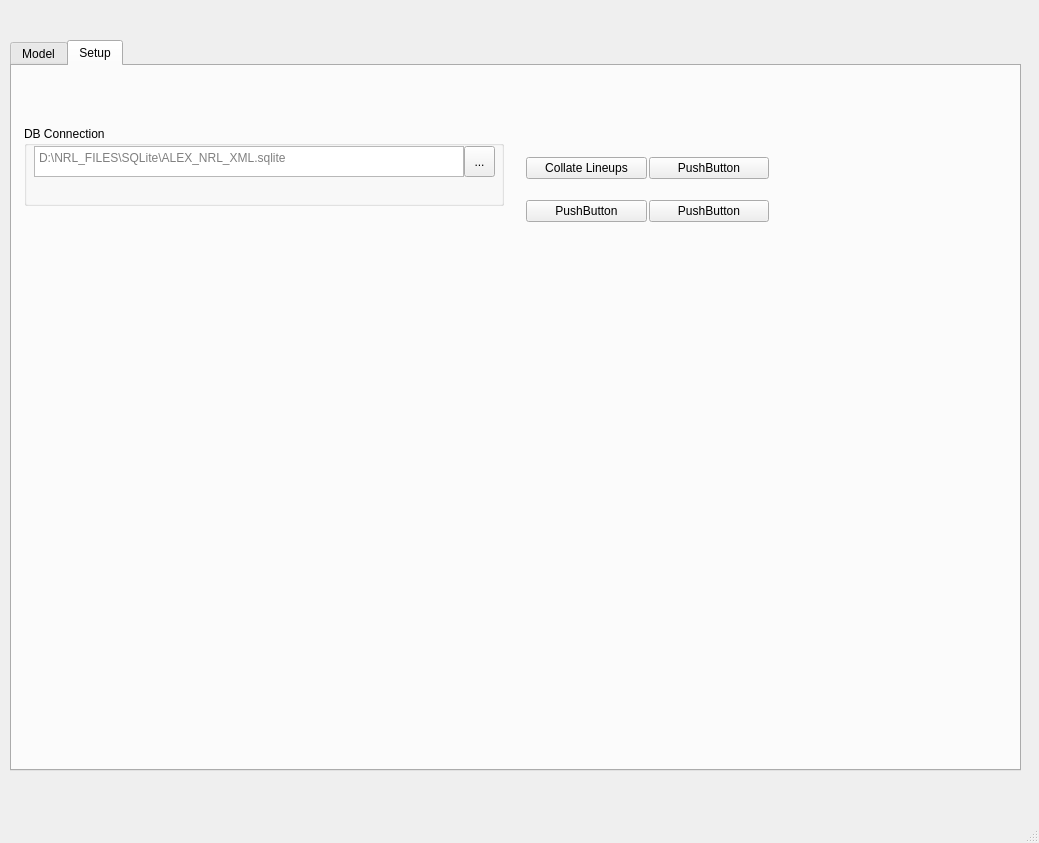
Before: the Qt Designer form MainWindow.ui in Three14159/QT_Modeller, drawn with Qt 5.
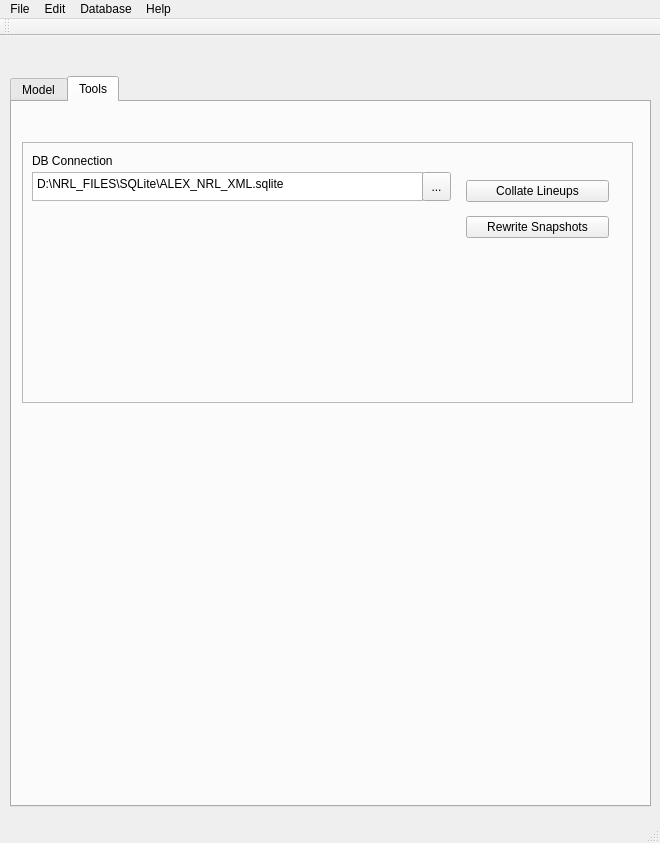
After: the same form once the commit is applied. Icons and pictures are not drawn.

The edit to the form file:
```diff
--- a/MainWindow.ui
+++ b/MainWindow.ui
@@ -6,10 +6,28 @@
    <rect>
     <x>0</x>
     <y>0</y>
-    <width>1039</width>
+    <width>660</width>
     <height>843</height>
    </rect>
   </property>
+  <property name="sizePolicy">
+   <sizepolicy hsizetype="Preferred" vsizetype="Preferred">
+    <horstretch>0</horstretch>
+    <verstretch>0</verstretch>
+   </sizepolicy>
+  </property>
+  <property name="minimumSize">
+   <size>
+    <width>0</width>
+    <height>0</height>
+   </size>
+  </property>
+  <property name="maximumSize">
+   <size>
+    <width>743</width>
+    <height>843</height>
+   </size>
+  </property>
   <property name="windowTitle">
    <string/>
   </property>
@@ -22,13 +40,19 @@
      <rect>
       <x>10</x>
       <y>40</y>
-      <width>1011</width>
+      <width>641</width>
       <height>731</height>
      </rect>
     </property>
     <layout class="QVBoxLayout" name="verticalLayout">
      <item>
       <widget class="QTabWidget" name="tabWidget">
+       <property name="sizePolicy">
+        <sizepolicy hsizetype="Preferred" vsizetype="Preferred">
+         <horstretch>0</horstretch>
+         <verstretch>0</verstretch>
+        </sizepolicy>
+       </property>
        <property name="currentIndex">
         <number>1</number>
        </property>
@@ -128,111 +152,127 @@
          </widget>
         </widget>
        </widget>
-       <widget class="QWidget" name="widget">
+       <widget class="QWidget" name="ModelToolsPage">
         <attribute name="title">
-         <string>Setup</string>
+         <string>Tools</string>
         </attribute>
-        <widget class="QGroupBox" name="DBConnectionGrp">
+        <widget class="QWidget" name="verticalLayoutWidget_3">
          <property name="geometry">
           <rect>
-           <x>12</x>
-           <y>60</y>
-           <width>480</width>
-           <height>80</height>
+           <x>9</x>
+           <y>39</y>
+           <width>2</width>
+           <height>2</height>
           </rect>
          </property>
-         <property name="title">
-          <string>DB Connection </string>
+         <layout class="QVBoxLayout" name="verticalLayout_3"/>
+        </widget>
+        <widget class="QFrame" name="DBFrame">
+         <property name="geometry">
+          <rect>
+           <x>10</x>
+           <y>40</y>
+           <width>611</width>
+           <height>261</height>
+          </rect>
          </property>
-         <property name="flat">
-          <bool>true</bool>
+         <property name="frameShape">
+          <enum>QFrame::StyledPanel</enum>
          </property>
+         <property name="frameShadow">
+          <enum>QFrame::Raised</enum>
+         </property>
+         <widget class="QPlainTextEdit" name="DBConnectionTextEdit">
+          <property name="geometry">
+           <rect>
+            <x>10</x>
+            <y>30</y>
+            <width>391</width>
+            <height>29</height>
+           </rect>
+          </property>
+          <property name="plainText">
+           <string>D:\NRL_FILES\SQLite\ALEX_NRL_XML.sqlite</string>
+          </property>
+          <property name="placeholderText">
+           <string>D:\\NRL_FILES\\SQLite\\ALEX_NRL_XML.sqlite</string>
+          </property>
+         </widget>
+         <widget class="QLabel" name="DBConnLbl">
+          <property name="geometry">
+           <rect>
+            <x>10</x>
+            <y>10</y>
+            <width>92</width>
+            <height>17</height>
+           </rect>
+          </property>
+          <property name="text">
+           <string>DB Connection</string>
+          </property>
+          <property name="buddy">
+           <cstring>DBConnectionTextEdit</cstring>
+          </property>
+         </widget>
          <widget class="QToolButton" name="FindDBConnectionBtn">
           <property name="geometry">
            <rect>
+            <x>400</x>
+            <y>30</y>
+            <width>29</width>
+            <height>29</height>
+           </rect>
+          </property>
+          <property name="text">
+           <string>...</string>
+          </property>
+          <property name="icon">
+           <iconset>
+            <normalon>D:/icon_library/softicons/16x16-free-application-icons-by-aha-soft/ico/Find.ico</normalon>
+           </iconset>
+          </property>
+         </widget>
+         <widget class="QWidget" name="verticalLayoutWidget_2">
+          <property name="geometry">
+           <rect>
             <x>440</x>
-            <y>20</y>
-            <width>31</width>
-            <height>31</height>
+            <y>30</y>
+            <width>151</width>
+            <height>76</height>
            </rect>
           </property>
-          <property name="text">
-           <string>...</string>
-          </property>
-          <property name="icon">
-           <iconset>
-            <normalon>D:/icon_library/softicons/16x16-free-application-icons-by-aha-soft/ico/Find.ico</normalon>
-           </iconset>
-          </property>
+          <layout class="QVBoxLayout" name="verticalLayout_2">
+           <property name="spacing">
+            <number>10</number>
+           </property>
+           <property name="leftMargin">
+            <number>4</number>
+           </property>
+           <property name="topMargin">
+            <number>4</number>
+           </property>
+           <property name="rightMargin">
+            <number>4</number>
+           </property>
+           <property name="bottomMargin">
+            <number>4</number>
+           </property>
+           <item>
+            <widget class="QPushButton" name="CollateLineupsBtn">
+             <property name="text">
+              <string>Collate Lineups</string>
+             </property>
+            </widget>
+           </item>
+           <item>
+            <widget class="QPushButton" name="RewriteSnapshotsBtn">
+             <property name="text">
+              <string>Rewrite Snapshots</string>
+             </property>
+            </widget>
+           </item>
+          </layout>
          </widget>
-         <widget class="QTextEdit" name="DBConnectionEdit">
-          <property name="geometry">
-           <rect>
-            <x>10</x>
-            <y>20</y>
-            <width>430</width>
-            <height>31</height>
-           </rect>
-          </property>
-          <property name="placeholderText">
-           <string>D:\NRL_FILES\SQLite\ALEX_NRL_XML.sqlite</string>
-          </property>
-         </widget>
-        </widget>
-        <widget class="QWidget" name="gridLayoutWidget">
-         <property name="geometry">
-          <rect>
-           <x>510</x>
-           <y>70</y>
-           <width>251</width>
-           <height>111</height>
-          </rect>
-         </property>
-         <layout class="QGridLayout" name="gridLayout">
-          <property name="leftMargin">
-           <number>4</number>
-          </property>
-          <property name="topMargin">
-           <number>2</number>
-          </property>
-          <property name="rightMargin">
-           <number>4</number>
-          </property>
-          <property name="bottomMargin">
-           <number>4</number>
-          </property>
-          <property name="spacing">
-           <number>2</number>
-          </property>
-          <item row="0" column="1">
-           <widget class="QPushButton" name="pushButton_4">
-            <property name="text">
-             <string>PushButton</string>
-            </property>
-           </widget>
-          </item>
-          <item row="3" column="1">
-           <widget class="QPushButton" name="pushButton_5">
-            <property name="text">
-             <string>PushButton</string>
-            </property>
-           </widget>
-          </item>
-          <item row="3" column="0">
-           <widget class="QPushButton" name="pushButton">
-            <property name="text">
-             <string>PushButton</string>
-            </property>
-           </widget>
-          </item>
-          <item row="0" column="0">
-           <widget class="QPushButton" name="CollateLineupsBtn">
-            <property name="text">
-             <string>Collate Lineups</string>
-            </property>
-           </widget>
-          </item>
-         </layout>
         </widget>
        </widget>
       </widget>
@@ -245,12 +285,53 @@
     <rect>
      <x>0</x>
      <y>0</y>
-     <width>1039</width>
+     <width>660</width>
      <height>27</height>
     </rect>
    </property>
+   <widget class="QMenu" name="menuFile">
+    <property name="title">
+     <string>File</string>
+    </property>
+   </widget>
+   <widget class="QMenu" name="menuEdit">
+    <property name="title">
+     <string>Edit</string>
+    </property>
+    <addaction name="actionCut_2"/>
+    <addaction name="actionCopy_2"/>
+    <addaction name="actionPaste_2"/>
+    <addaction name="separator"/>
+   </widget>
+   <widget class="QMenu" name="menuDatabase">
+    <property name="title">
+     <string>Database</string>
+    </property>
+    <addaction name="actionVacuum"/>
+   </widget>
+   <widget class="QMenu" name="menuHelp">
+    <property name="title">
+     <string>Help</string>
+    </property>
+    <addaction name="actionAbout_2"/>
+   </widget>
+   <addaction name="menuFile"/>
+   <addaction name="menuEdit"/>
+   <addaction name="menuDatabase"/>
+   <addaction name="menuHelp"/>
   </widget>
   <widget class="QStatusBar" name="statusbar"/>
+  <widget class="QToolBar" name="toolBar">
+   <property name="windowTitle">
+    <string>toolBar</string>
+   </property>
+   <attribute name="toolBarArea">
+    <enum>TopToolBarArea</enum>
+   </attribute>
+   <attribute name="toolBarBreak">
+    <bool>false</bool>
+   </attribute>
+  </widget>
   <action name="actionCut">
    <property name="text">
     <string>Cut</string>
```
Left out of the diff: 54 changed lines with no effect on the pictures.
